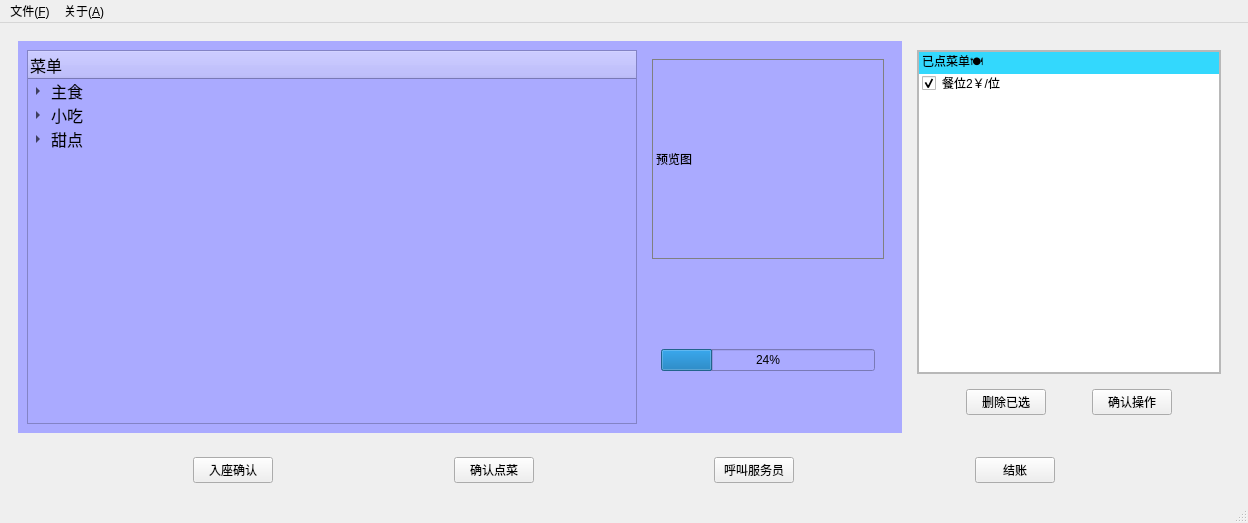
Old version of the form mainwindow.ui in the repository someGenki/OrderDishesClient-qt5.
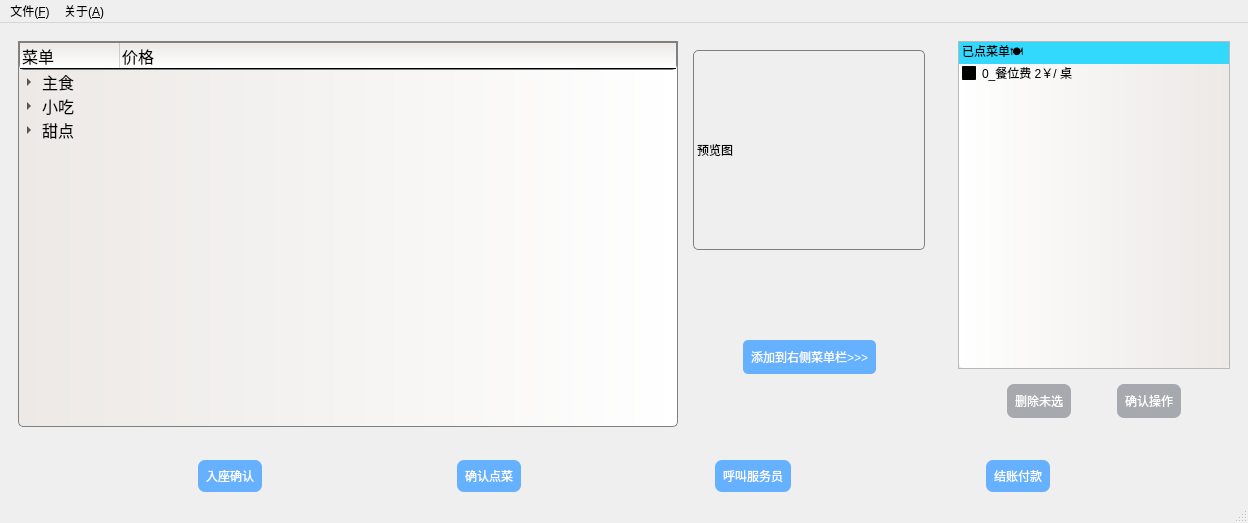
New version of the form.

The edit to the form file:
```diff
--- a/mainwindow.ui
+++ b/mainwindow.ui
@@ -13,8 +13,23 @@
   <property name="windowTitle">
    <string>MainWindow</string>
   </property>
+  <property name="styleSheet">
+   <string notr="true"/>
+  </property>
   <widget class="QWidget" name="centralwidget">
    <layout class="QVBoxLayout" name="verticalLayout">
+    <property name="leftMargin">
+     <number>0</number>
+    </property>
+    <property name="topMargin">
+     <number>0</number>
+    </property>
+    <property name="rightMargin">
+     <number>0</number>
+    </property>
+    <property name="bottomMargin">
+     <number>0</number>
+    </property>
     <item>
      <widget class="QWidget" name="widget" native="true">
       <layout class="QGridLayout" name="gridLayout">
@@ -71,6 +86,10 @@
                  <verstretch>0</verstretch>
                 </sizepolicy>
                </property>
+               <property name="styleSheet">
+                <string notr="true">background-color: qlineargradient(spread:pad, x1:0, y1:0, x2:1, y2:0, stop:0 #FFFFFF, stop:1 #ECE9E6  );
+border-radius:5%;</string>
+               </property>
                <item>
                 <property name="text">
                  <string notr="true">已点菜单🍽</string>
@@ -90,7 +109,7 @@
                </item>
                <item>
                 <property name="text">
-                 <string>餐位2￥/位</string>
+                 <string>0_餐位费 2￥/ 桌</string>
                 </property>
                 <property name="checkState">
                  <enum>Checked</enum>
@@ -128,8 +147,11 @@
              </item>
              <item>
               <widget class="QPushButton" name="deleteBtn">
+               <property name="styleSheet">
+                <string notr="true">padding:8px;background:rgb(166,169,173);color:white;border-radius:7px;</string>
+               </property>
                <property name="text">
-                <string>删除已选</string>
+                <string>删除未选</string>
                </property>
               </widget>
              </item>
@@ -148,6 +170,9 @@
              </item>
              <item>
               <widget class="QPushButton" name="okBtn">
+               <property name="styleSheet">
+                <string notr="true">padding:8px;background:rgb(166,169,173);color:white;border-radius:7px;</string>
+               </property>
                <property name="text">
                 <string>确认操作</string>
                </property>
@@ -193,13 +218,19 @@
           <bool>false</bool>
          </property>
          <property name="styleSheet">
-          <string notr="true">background-color: #aaaaff;</string>
+          <string notr="true"/>
          </property>
          <layout class="QHBoxLayout" name="horizontalLayout_3">
           <item>
            <widget class="QTreeWidget" name="menuTree">
+            <property name="autoFillBackground">
+             <bool>false</bool>
+            </property>
             <property name="styleSheet">
-             <string notr="true"/>
+             <string notr="true">background-color: qlineargradient(spread:pad, x1:0, y1:0, x2:1, y2:0, stop:0 #ECE9E6, stop:1 #FFFFFF  );
+border:1px solid gray;
+border-bottom-right-radius:5%;
+border-bottom-left-radius:5%;</string>
             </property>
             <column>
              <property name="text">
@@ -218,6 +249,23 @@
               </color>
              </property>
             </column>
+            <column>
+             <property name="text">
+              <string>价格</string>
+             </property>
+             <property name="font">
+              <font>
+               <pointsize>12</pointsize>
+              </font>
+             </property>
+             <property name="background">
+              <color>
+               <red>255</red>
+               <green>200</green>
+               <blue>123</blue>
+              </color>
+             </property>
+            </column>
             <item>
              <property name="text">
               <string>主食</string>
@@ -295,7 +343,7 @@
                 </size>
                </property>
                <property name="styleSheet">
-                <string notr="true">border:1px solid gray;</string>
+                <string notr="true">border:1px solid gray;border-radius:5%;</string>
                </property>
                <property name="text">
                 <string>预览图</string>
@@ -328,18 +376,56 @@
                </property>
                <layout class="QGridLayout" name="gridLayout_2">
                 <item row="0" column="0">
-                 <widget class="QProgressBar" name="progressBar">
-                  <property name="minimumSize">
+                 <spacer name="horizontalSpacer_9">
+                  <property name="orientation">
+                   <enum>Qt::Horizontal</enum>
+                  </property>
+                  <property name="sizeHint" stdset="0">
                    <size>
-                    <width>50</width>
-                    <height>0</height>
+                    <width>40</width>
+                    <height>20</height>
                    </size>
                   </property>
-                  <property name="value">
-                   <number>24</number>
+                 </spacer>
+                </item>
+                <item row="0" column="1">
+                 <widget class="QPushButton" name="addToOrderBtn">
+                  <property name="enabled">
+                   <bool>false</bool>
+                  </property>
+                  <property name="styleSheet">
+                   <string notr="true">padding:8px;background:rgb(102,177,255);color:white;border-radius:5px;</string>
+                  </property>
+                  <property name="text">
+                   <string>添加到右侧菜单栏&gt;&gt;&gt;</string>
+                  </property>
+                  <property name="checkable">
+                   <bool>false</bool>
+                  </property>
+                  <property name="autoDefault">
+                   <bool>false</bool>
+                  </property>
+                  <property name="default">
+                   <bool>false</bool>
+                  </property>
+                  <property name="flat">
+                   <bool>false</bool>
                   </property>
                  </widget>
                 </item>
+                <item row="0" column="2">
+                 <spacer name="horizontalSpacer_10">
+                  <property name="orientation">
+                   <enum>Qt::Horizontal</enum>
+                  </property>
+                  <property name="sizeHint" stdset="0">
+                   <size>
+                    <width>40</width>
+                    <height>20</height>
+                   </size>
+                  </property>
+                 </spacer>
+                </item>
                </layout>
               </widget>
              </item>
@@ -360,6 +446,9 @@
         <height>50</height>
        </size>
       </property>
+      <property name="styleSheet">
+       <string notr="true"/>
+      </property>
       <layout class="QHBoxLayout" name="horizontalLayout">
        <item>
         <spacer name="horizontalSpacer_4">
@@ -376,9 +465,17 @@
        </item>
        <item>
         <widget class="QPushButton" name="seatConfirmBtn">
+         <property name="styleSheet">
+          <string notr="true">
+padding:8px;background-color:rgb(102,177,255);color:white;border-radius:7px;
+</string>
+         </property>
          <property name="text">
           <string>入座确认</string>
          </property>
+         <property name="flat">
+          <bool>false</bool>
+         </property>
         </widget>
        </item>
        <item>
@@ -396,6 +493,9 @@
        </item>
        <item>
         <widget class="QPushButton" name="orderConfirmBtn">
+         <property name="styleSheet">
+          <string notr="true">padding:8px;background:rgb(102,177,255);color:white;border-radius:7px;</string>
+         </property>
          <property name="text">
           <string>确认点菜</string>
          </property>
@@ -416,6 +516,9 @@
        </item>
        <item>
         <widget class="QPushButton" name="callWaiterBtn">
+         <property name="styleSheet">
+          <string notr="true">padding:8px;background:rgb(102,177,255);color:white;border-radius:7px;</string>
+         </property>
          <property name="text">
           <string>呼叫服务员</string>
          </property>
@@ -436,8 +539,11 @@
        </item>
        <item>
         <widget class="QPushButton" name="payBtn">
+         <property name="styleSheet">
+          <string notr="true">padding:8px;background:rgb(102,177,255);color:white;border-radius:7px;</string>
+         </property>
          <property name="text">
-          <string>结账</string>
+          <string>结账付款</string>
          </property>
         </widget>
        </item>
@@ -465,7 +571,7 @@
      <x>0</x>
      <y>0</y>
      <width>1248</width>
-     <height>21</height>
+     <height>23</height>
     </rect>
    </property>
    <widget class="QMenu" name="menu_F">
```
